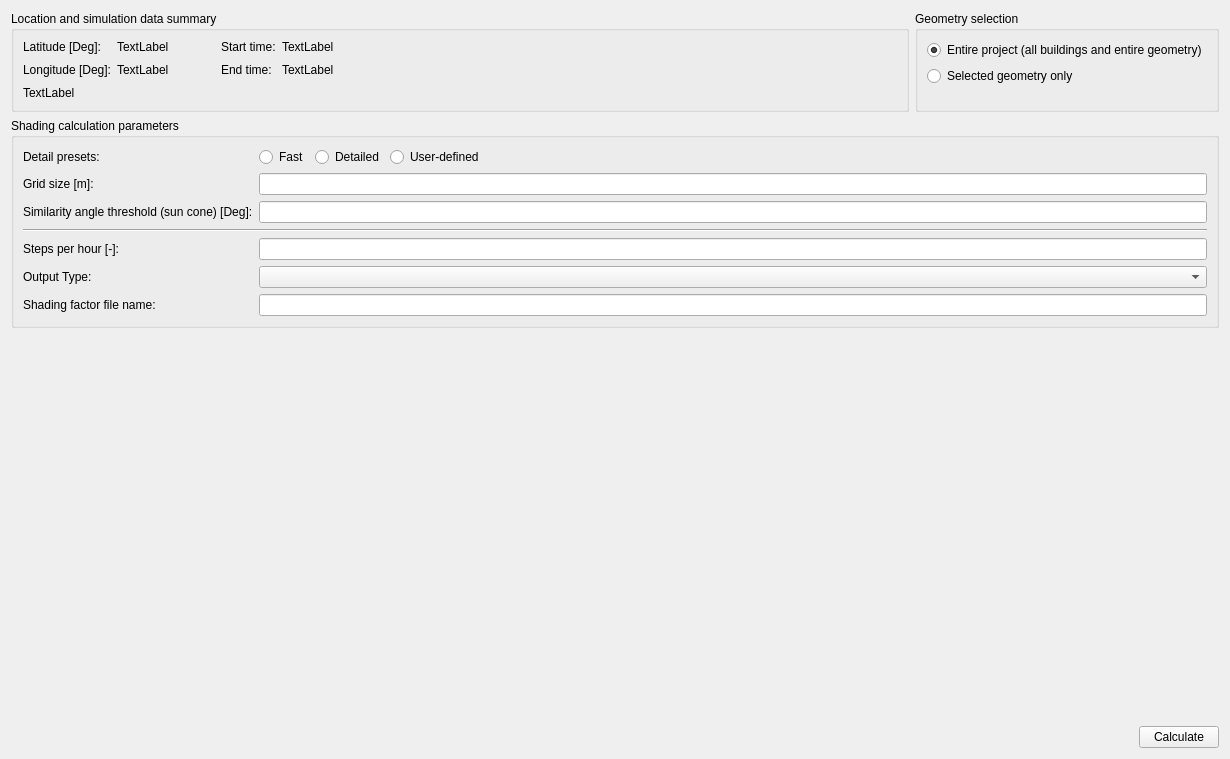
This is SIM-VICUS/src/SVSimulationShadingOptions.ui in ghorwin/SIM-VICUS as Qt 5 draws it before an edit. The edited form follows.
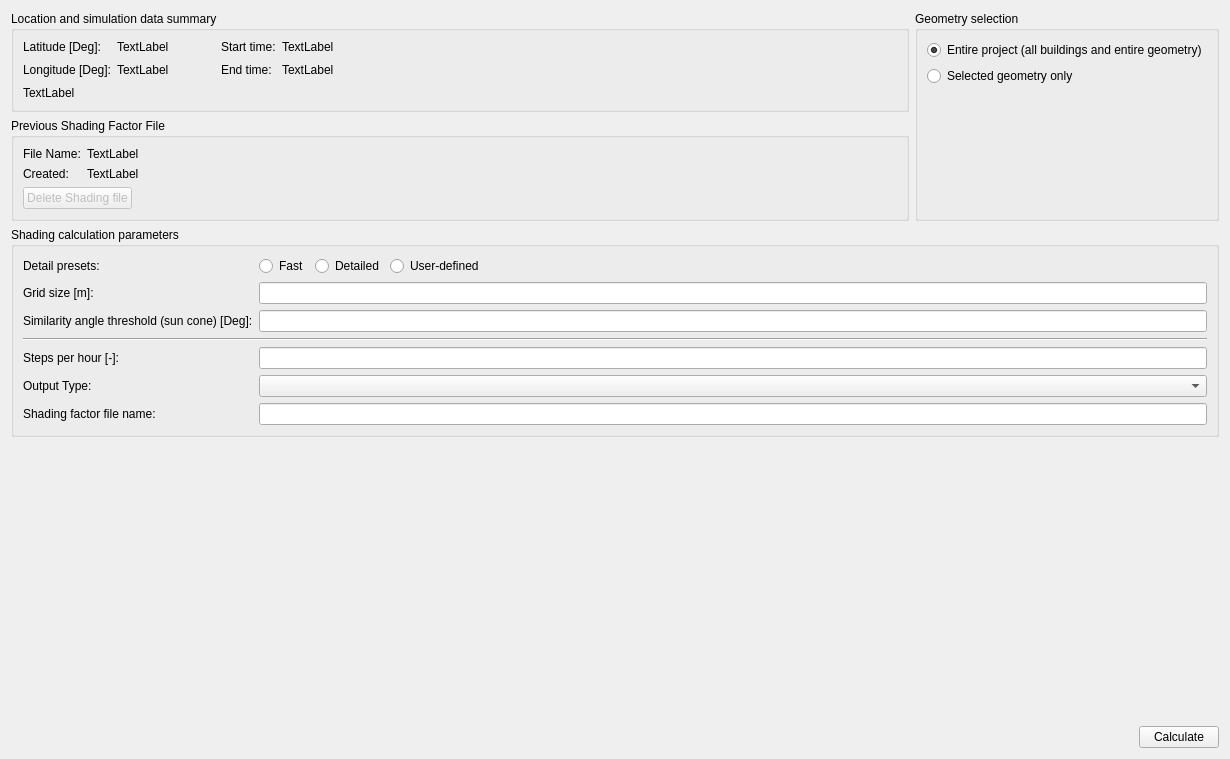
This is the edited form. Custom widgets are drawn as their Qt base class.

Commit message: Enhanced Shading Factor File Hnadling

Patch:
```diff
--- a/SIM-VICUS/src/SVSimulationShadingOptions.ui
+++ b/SIM-VICUS/src/SVSimulationShadingOptions.ui
@@ -13,7 +13,20 @@
   <property name="windowTitle">
    <string>Sunlight Factor Calculation</string>
   </property>
-  <layout class="QGridLayout" name="gridLayoutWidget" rowstretch="0,0,1,0">
+  <layout class="QGridLayout" name="gridLayoutWidget" rowstretch="0,0,0,0,0">
+   <item row="3" column="0" colspan="2">
+    <spacer name="verticalSpacer">
+     <property name="orientation">
+      <enum>Qt::Vertical</enum>
+     </property>
+     <property name="sizeHint" stdset="0">
+      <size>
+       <width>20</width>
+       <height>200</height>
+      </size>
+     </property>
+    </spacer>
+   </item>
    <item row="0" column="0">
     <widget class="QGroupBox" name="groupBox_2">
      <property name="title">
@@ -27,13 +40,6 @@
         </property>
        </widget>
       </item>
-      <item row="1" column="0">
-       <widget class="QLabel" name="label_6">
-        <property name="text">
-         <string>Longitude [Deg]:</string>
-        </property>
-       </widget>
-      </item>
       <item row="1" column="3">
        <widget class="QLabel" name="label_9">
         <property name="text">
@@ -41,56 +47,6 @@
         </property>
        </widget>
       </item>
-      <item row="0" column="4">
-       <widget class="QLabel" name="labelStartTime">
-        <property name="text">
-         <string>TextLabel</string>
-        </property>
-       </widget>
-      </item>
-      <item row="1" column="2">
-       <spacer name="horizontalSpacer_3">
-        <property name="orientation">
-         <enum>Qt::Horizontal</enum>
-        </property>
-        <property name="sizeType">
-         <enum>QSizePolicy::Fixed</enum>
-        </property>
-        <property name="sizeHint" stdset="0">
-         <size>
-          <width>40</width>
-          <height>20</height>
-         </size>
-        </property>
-       </spacer>
-      </item>
-      <item row="0" column="1">
-       <widget class="QLabel" name="labelLatitude">
-        <property name="text">
-         <string>TextLabel</string>
-        </property>
-       </widget>
-      </item>
-      <item row="1" column="1">
-       <widget class="QLabel" name="labelLongitude">
-        <property name="text">
-         <string>TextLabel</string>
-        </property>
-       </widget>
-      </item>
-      <item row="1" column="5">
-       <spacer name="horizontalSpacer_4">
-        <property name="orientation">
-         <enum>Qt::Horizontal</enum>
-        </property>
-        <property name="sizeHint" stdset="0">
-         <size>
-          <width>146</width>
-          <height>20</height>
-         </size>
-        </property>
-       </spacer>
-      </item>
       <item row="1" column="4">
        <widget class="QLabel" name="labelEndTime">
         <property name="text">
@@ -98,6 +54,20 @@
         </property>
        </widget>
       </item>
+      <item row="2" column="0" colspan="6">
+       <widget class="QLabel" name="labelInputError">
+        <property name="text">
+         <string>TextLabel</string>
+        </property>
+       </widget>
+      </item>
+      <item row="1" column="0">
+       <widget class="QLabel" name="label_6">
+        <property name="text">
+         <string>Longitude [Deg]:</string>
+        </property>
+       </widget>
+      </item>
       <item row="0" column="3">
        <widget class="QLabel" name="label_8">
         <property name="text">
@@ -105,8 +75,51 @@
         </property>
        </widget>
       </item>
-      <item row="2" column="0" colspan="6">
-       <widget class="QLabel" name="labelInputError">
+      <item row="1" column="5">
+       <spacer name="horizontalSpacer_4">
+        <property name="orientation">
+         <enum>Qt::Horizontal</enum>
+        </property>
+        <property name="sizeHint" stdset="0">
+         <size>
+          <width>146</width>
+          <height>20</height>
+         </size>
+        </property>
+       </spacer>
+      </item>
+      <item row="1" column="2">
+       <spacer name="horizontalSpacer_3">
+        <property name="orientation">
+         <enum>Qt::Horizontal</enum>
+        </property>
+        <property name="sizeType">
+         <enum>QSizePolicy::Fixed</enum>
+        </property>
+        <property name="sizeHint" stdset="0">
+         <size>
+          <width>40</width>
+          <height>20</height>
+         </size>
+        </property>
+       </spacer>
+      </item>
+      <item row="0" column="4">
+       <widget class="QLabel" name="labelStartTime">
+        <property name="text">
+         <string>TextLabel</string>
+        </property>
+       </widget>
+      </item>
+      <item row="1" column="1">
+       <widget class="QLabel" name="labelLongitude">
+        <property name="text">
+         <string>TextLabel</string>
+        </property>
+       </widget>
+      </item>
+      <item row="0" column="1">
+       <widget class="QLabel" name="labelLatitude">
         <property name="text">
          <string>TextLabel</string>
         </property>
@@ -116,114 +129,15 @@
     </widget>
    </item>
    <item row="2" column="0" colspan="2">
-    <spacer name="verticalSpacer">
-     <property name="orientation">
-      <enum>Qt::Vertical</enum>
-     </property>
-     <property name="sizeHint" stdset="0">
-      <size>
-       <width>20</width>
-       <height>200</height>
-      </size>
-     </property>
-    </spacer>
-   </item>
-   <item row="0" column="1">
-    <widget class="QGroupBox" name="groupBox_3">
-     <property name="title">
-      <string>Geometry selection</string>
-     </property>
-     <layout class="QGridLayout" name="gridLayout_3">
-      <item row="0" column="0">
-       <widget class="QRadioButton" name="radioButtonEntireProject">
-        <property name="enabled">
-         <bool>true</bool>
-        </property>
-        <property name="text">
-         <string>Entire project (all buildings and entire geometry)</string>
-        </property>
-        <property name="checked">
-         <bool>true</bool>
-        </property>
-       </widget>
-      </item>
-      <item row="1" column="0">
-       <widget class="QRadioButton" name="radioButtonSelectedGeometry">
-        <property name="text">
-         <string>Selected geometry only</string>
-        </property>
-        <property name="checked">
-         <bool>false</bool>
-        </property>
-       </widget>
-      </item>
-      <item row="2" column="0">
-       <spacer name="verticalSpacer_5">
-        <property name="orientation">
-         <enum>Qt::Vertical</enum>
-        </property>
-        <property name="sizeType">
-         <enum>QSizePolicy::MinimumExpanding</enum>
-        </property>
-        <property name="sizeHint" stdset="0">
-         <size>
-          <width>50</width>
-          <height>0</height>
-         </size>
-        </property>
-       </spacer>
-      </item>
-     </layout>
-    </widget>
-   </item>
-   <item row="1" column="0" colspan="2">
     <widget class="QGroupBox" name="groupBox">
      <property name="title">
       <string>Shading calculation parameters</string>
      </property>
-     <layout class="QGridLayout" name="gridLayout">
-      <item row="1" column="1">
-       <layout class="QHBoxLayout" name="horizontalLayout_3">
-        <item>
-         <widget class="QRadioButton" name="radioButtonFast">
-          <property name="text">
-           <string>Fast</string>
-          </property>
-         </widget>
-        </item>
-        <item>
-         <widget class="QRadioButton" name="radioButtonDetailed">
-          <property name="text">
-           <string>Detailed</string>
-          </property>
-         </widget>
-        </item>
-        <item>
-         <widget class="QRadioButton" name="radioButtonManual">
-          <property name="text">
-           <string>User-defined</string>
-          </property>
-         </widget>
-        </item>
-        <item>
-         <spacer name="horizontalSpacer_2">
-          <property name="orientation">
-           <enum>Qt::Horizontal</enum>
-          </property>
-          <property name="sizeHint" stdset="0">
-           <size>
-            <width>40</width>
-            <height>20</height>
-           </size>
-          </property>
-         </spacer>
-        </item>
-       </layout>
-      </item>
-      <item row="5" column="0" colspan="2">
-       <widget class="Line" name="line_2">
-        <property name="orientation">
-         <enum>Qt::Horizontal</enum>
+     <layout class="QGridLayout" name="gridLayout" columnstretch="0,0">
+      <item row="8" column="0">
+       <widget class="QLabel" name="label_2">
+        <property name="text">
+         <string>Shading factor file name:</string>
         </property>
        </widget>
       </item>
@@ -234,6 +148,16 @@
         </property>
        </widget>
       </item>
+      <item row="6" column="1">
+       <widget class="QtExt::ValidatingLineEdit" name="lineEditSteps">
+        <property name="text">
+         <string/>
+        </property>
+       </widget>
+      </item>
+      <item row="3" column="1">
+       <widget class="QtExt::ValidatingLineEdit" name="lineEditSunCone"/>
+      </item>
       <item row="1" column="0">
        <widget class="QLabel" name="label">
         <property name="text">
@@ -241,6 +165,13 @@
         </property>
        </widget>
       </item>
+      <item row="6" column="0">
+       <widget class="QLabel" name="labelSteps">
+        <property name="text">
+         <string>Steps per hour [-]:</string>
+        </property>
+       </widget>
+      </item>
       <item row="3" column="0">
        <widget class="QLabel" name="label_4">
         <property name="text">
@@ -255,47 +186,68 @@
         </property>
        </widget>
       </item>
-      <item row="7" column="1">
-       <widget class="QComboBox" name="comboBoxFileType"/>
-      </item>
-      <item row="8" column="0">
-       <widget class="QLabel" name="label_2">
-        <property name="text">
-         <string>Shading factor file name:</string>
-        </property>
-       </widget>
-      </item>
-      <item row="3" column="1">
-       <widget class="QtExt::ValidatingLineEdit" name="lineEditSunCone"/>
-      </item>
-      <item row="2" column="0">
-       <widget class="QLabel" name="label_3">
-        <property name="text">
-         <string>Grid size [m]:</string>
-        </property>
-       </widget>
-      </item>
       <item row="2" column="1">
        <widget class="QtExt::ValidatingLineEdit" name="lineEditGridSize"/>
       </item>
-      <item row="6" column="1">
-       <widget class="QtExt::ValidatingLineEdit" name="lineEditSteps">
+      <item row="1" column="1">
+       <layout class="QHBoxLayout" name="horizontalLayout_3">
+        <item>
+         <widget class="QRadioButton" name="radioButtonFast">
+          <property name="text">
+           <string>Fast</string>
+          </property>
+         </widget>
+        </item>
+        <item>
+         <widget class="QRadioButton" name="radioButtonDetailed">
+          <property name="text">
+           <string>Detailed</string>
+          </property>
+         </widget>
+        </item>
+        <item>
+         <widget class="QRadioButton" name="radioButtonManual">
+          <property name="text">
+           <string>User-defined</string>
+          </property>
+         </widget>
+        </item>
+        <item>
+         <spacer name="horizontalSpacer_2">
+          <property name="orientation">
+           <enum>Qt::Horizontal</enum>
+          </property>
+          <property name="sizeHint" stdset="0">
+           <size>
+            <width>40</width>
+            <height>20</height>
+           </size>
+          </property>
+         </spacer>
+        </item>
+       </layout>
+      </item>
+      <item row="2" column="0">
+       <widget class="QLabel" name="label_3">
         <property name="text">
-         <string/>
+         <string>Grid size [m]:</string>
         </property>
        </widget>
       </item>
-      <item row="6" column="0">
-       <widget class="QLabel" name="labelSteps">
-        <property name="text">
-         <string>Steps per hour [-]:</string>
+      <item row="5" column="0" colspan="2">
+       <widget class="Line" name="line_2">
+        <property name="orientation">
+         <enum>Qt::Horizontal</enum>
         </property>
        </widget>
       </item>
+      <item row="7" column="1">
+       <widget class="QComboBox" name="comboBoxFileType"/>
+      </item>
      </layout>
     </widget>
    </item>
-   <item row="3" column="0" colspan="2">
+   <item row="4" column="0" colspan="2">
     <layout class="QHBoxLayout" name="horizontalLayout">
      <item>
       <spacer name="horizontalSpacer">
@@ -319,6 +271,121 @@
      </item>
     </layout>
    </item>
+   <item row="1" column="0">
+    <widget class="QGroupBox" name="groupBox_4">
+     <property name="title">
+      <string>Previous Shading Factor File</string>
+     </property>
+     <layout class="QGridLayout" name="gridLayout_4" columnstretch="0,1">
+      <item row="0" column="0">
+       <widget class="QLabel" name="label_10">
+        <property name="text">
+         <string>File Name:</string>
+        </property>
+        <property name="scaledContents">
+         <bool>false</bool>
+        </property>
+       </widget>
+      </item>
+      <item row="0" column="1">
+       <widget class="QLabel" name="labelPreviousShadingFile">
+        <property name="text">
+         <string>TextLabel</string>
+        </property>
+       </widget>
+      </item>
+      <item row="1" column="0">
+       <widget class="QLabel" name="label_11">
+        <property name="text">
+         <string>Created:</string>
+        </property>
+       </widget>
+      </item>
+      <item row="1" column="1">
+       <widget class="QLabel" name="labelPreviousShadingFileCreationDate">
+        <property name="text">
+         <string>TextLabel</string>
+        </property>
+       </widget>
+      </item>
+      <item row="2" column="0" colspan="2">
+       <layout class="QHBoxLayout" name="horizontalLayout_2">
+        <item>
+         <widget class="QPushButton" name="pushButtonDeletePreviousShadingFile">
+          <property name="enabled">
+           <bool>false</bool>
+          </property>
+          <property name="text">
+           <string>Delete Shading file</string>
+          </property>
+         </widget>
+        </item>
+        <item>
+         <spacer name="horizontalSpacer_5">
+          <property name="orientation">
+           <enum>Qt::Horizontal</enum>
+          </property>
+          <property name="sizeHint" stdset="0">
+           <size>
+            <width>40</width>
+            <height>20</height>
+           </size>
+          </property>
+         </spacer>
+        </item>
+       </layout>
+      </item>
+     </layout>
+    </widget>
+   </item>
+   <item row="0" column="1" rowspan="2">
+    <widget class="QGroupBox" name="groupBox_3">
+     <property name="title">
+      <string>Geometry selection</string>
+     </property>
+     <layout class="QGridLayout" name="gridLayout_3">
+      <item row="0" column="0">
+       <widget class="QRadioButton" name="radioButtonEntireProject">
+        <property name="enabled">
+         <bool>true</bool>
+        </property>
+        <property name="text">
+         <string>Entire project (all buildings and entire geometry)</string>
+        </property>
+        <property name="checked">
+         <bool>true</bool>
+        </property>
+       </widget>
+      </item>
+      <item row="1" column="0">
+       <widget class="QRadioButton" name="radioButtonSelectedGeometry">
+        <property name="text">
+         <string>Selected geometry only</string>
+        </property>
+        <property name="checked">
+         <bool>false</bool>
+        </property>
+       </widget>
+      </item>
+      <item row="2" column="0">
+       <spacer name="verticalSpacer_5">
+        <property name="orientation">
+         <enum>Qt::Vertical</enum>
+        </property>
+        <property name="sizeType">
+         <enum>QSizePolicy::MinimumExpanding</enum>
+        </property>
+        <property name="sizeHint" stdset="0">
+         <size>
+          <width>50</width>
+          <height>0</height>
+         </size>
+        </property>
+       </spacer>
+      </item>
+     </layout>
+    </widget>
+   </item>
   </layout>
  </widget>
  <customwidgets>
```
The commit also changes 2 other files.
